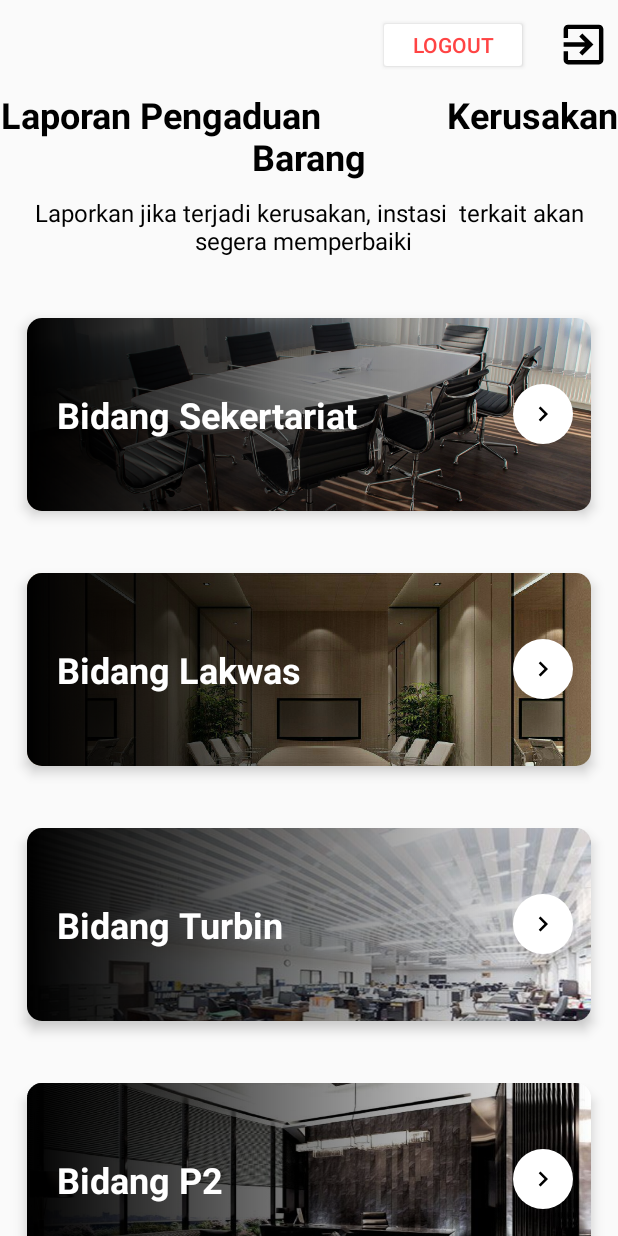
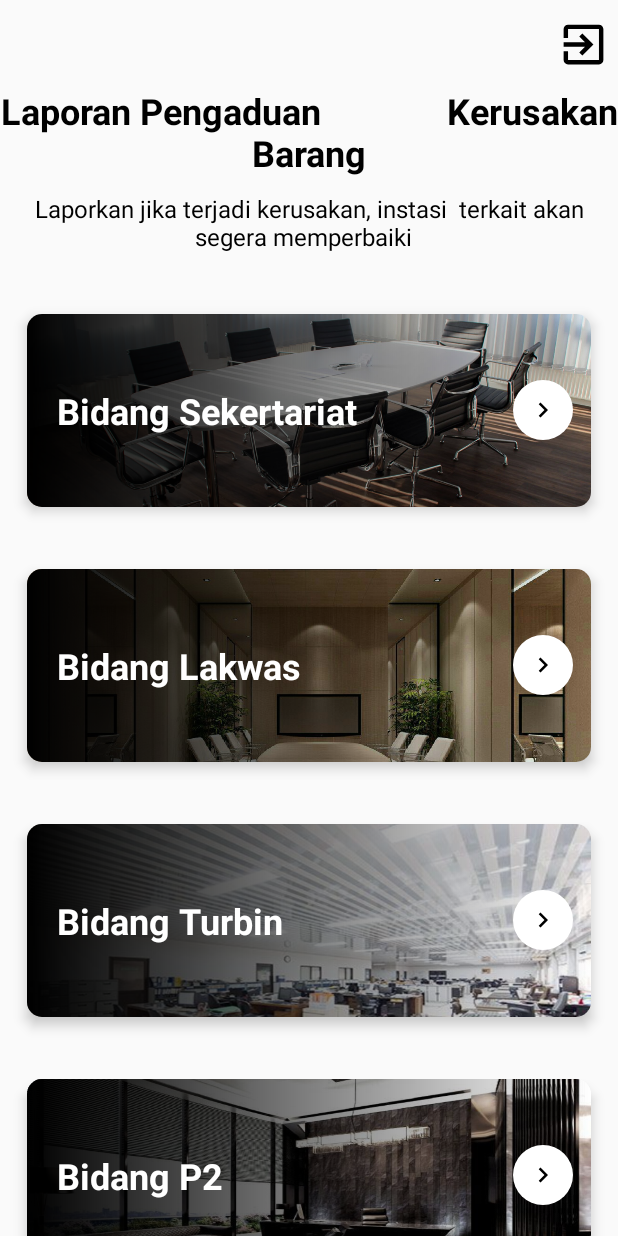
Before and after one commit to BimaSurya00/javaMobile, an Android app: the HomeActivity screen opened directly, with no data from a screen before it, on a phone screen of 412 x 824 dp. Run offline under Robolectric (Android 15) with nearby library versions, the phone set to English and light mode, and no system bars.

Commit message:
fix btn logout add toast

```diff
--- a/app/src/main/java/com/example/tutorial/HomeActivity.java
+++ b/app/src/main/java/com/example/tutorial/HomeActivity.java
@@ -9,7 +9,9 @@ import android.media.Image;
 import android.os.Bundle;
 import android.view.View;
 import android.widget.Button;
+import android.widget.ImageView;
 import android.widget.TextView;
+import android.widget.Toast;
 
 public class HomeActivity extends AppCompatActivity {
 
@@ -26,6 +28,7 @@ public class HomeActivity extends AppCompatActivity {
 
     CardView cvSekertariat, cvLakwas, cvTurbin, cvP2, cvP3, cvHistory;
 
+    ImageView btnLogout;
     @Override
     protected void onCreate(Bundle savedInstanceState) {
         super.onCreate(savedInstanceState);
@@ -34,8 +37,8 @@ public class HomeActivity extends AppCompatActivity {
         sharedPreferences = getSharedPreferences(P, MODE_PRIVATE);
 
 //        textViewUserId = findViewById(R.id.txtfullname);
-        buttonLogout = findViewById(R.id.button_logout);
-        buttonLogout.setOnClickListener(new View.OnClickListener() {
+        btnLogout = findViewById(R.id.ivLogout);
+        btnLogout.setOnClickListener(new View.OnClickListener() {
             @Override
             public void onClick(View view) {
                 logout();
@@ -55,7 +58,7 @@ public class HomeActivity extends AppCompatActivity {
         cvTurbin = findViewById(R.id.cvTurbin);
         cvP2    = findViewById(R.id.cvP2);
         cvP3    = findViewById(R.id.cvP3);
-
+        btnLogout = findViewById(R.id.ivLogout);
 
         cvSekertariat.setOnClickListener(v -> {
             strTitle = "Laporan Kerusakan Barang Sekertariat";
@@ -110,6 +113,7 @@ public class HomeActivity extends AppCompatActivity {
 
         Intent intent = new Intent(HomeActivity.this, MainActivity.class);
         startActivity(intent);
+        Toast.makeText(HomeActivity.this, "Logout berhasil!", Toast.LENGTH_SHORT).show();
         finish();
     }
 }
--- a/app/src/main/res/layout/activity_home.xml
+++ b/app/src/main/res/layout/activity_home.xml
@@ -30,15 +30,7 @@
                 android:layout_marginEnd="5dp"
                 android:src="@drawable/logout" />
 
-            <Button
-                android:id="@+id/button_logout"
-                android:layout_marginLeft="40mm"
-                android:layout_width="100dp"
-                android:layout_height="40dp"
-                android:backgroundTint="@color/white"
 
-                android:text="Logout"
-                android:textColor="@color/red"/>
 
 
 
```
Also changed, not shown: app/src/main/java/com/example/tutorial/HomeAdminActivity.java (+6 -2 lines), app/src/main/res/layout/activity_home_admin.xml (+0 -8 lines).
